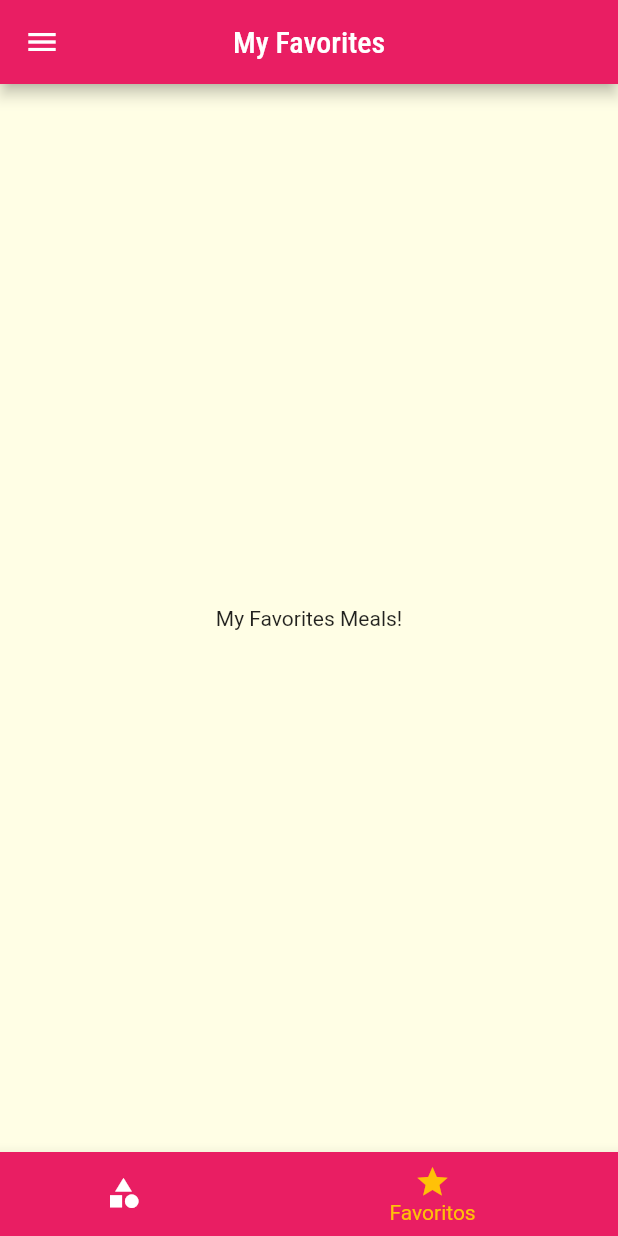
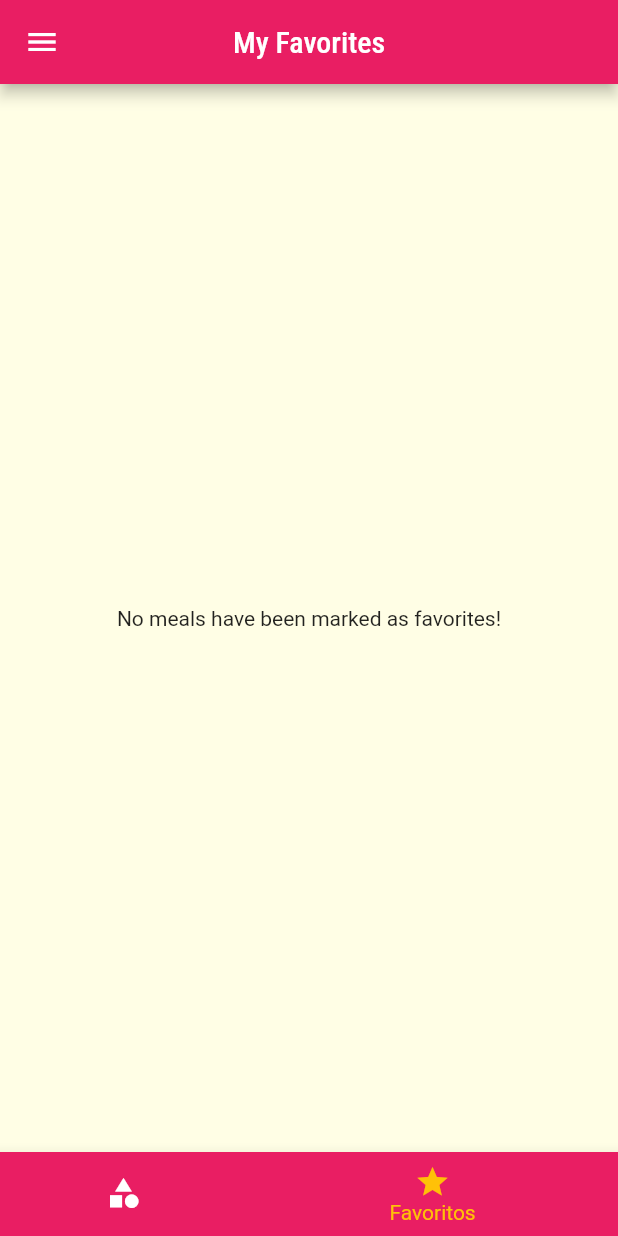
Before and after one commit to henriqueannicchino/MealsFlutter, a Flutter app: the screen it shows after launch, item 2 of the bottom bar chosen, on a phone screen of 412 x 824 dp. Run offline on Flutter 3.47's test engine with Material 2 defaults, Android fonts, the phone set to English and light mode, and no system bars.

Commit message:
created favorite functionality

```diff
--- a/lib/main.dart
+++ b/lib/main.dart
@@ -21,6 +21,7 @@ class _MyAppState extends State<MyApp> {
 
   Settings settings = Settings();
   List<Meal> _availableMeals = dummyMeals;
+  List<Meal> _favoriteMeals = [];
 
   void _filterMeals(Settings settings) {
     setState(() {
@@ -34,6 +35,18 @@ class _MyAppState extends State<MyApp> {
         return !filterGluten && !filterLactose && !filterVegan && !filterVegetarian;
       }).toList();
     });
+  }
+
+  void _toggleFavorite(Meal meal) {
+    setState(() {
+      _favoriteMeals.contains(meal)
+        ? _favoriteMeals.remove(meal)
+        : _favoriteMeals.add(meal);
+    });
+  }
+
+  bool _isFavorite(Meal meal) {
+    return _favoriteMeals.contains(meal);
   }
 
   @override
@@ -53,9 +66,9 @@ class _MyAppState extends State<MyApp> {
         ),
       ),
       routes: {
-        AppRoutes.HOME: (ctx) => TabsScreen(),
+        AppRoutes.HOME: (ctx) => TabsScreen(_favoriteMeals),
         AppRoutes.CATEGORIES_MEALS: (ctx) => CategoriesMealsScreen(_availableMeals),
-        AppRoutes.MEAL_DETAIL: (ctx) => MealDetailScreen(),
+        AppRoutes.MEAL_DETAIL: (ctx) => MealDetailScreen(_toggleFavorite, _isFavorite),
         AppRoutes.SETTINGS: (ctx) => SettingsScreen(settings, _filterMeals)
       },
     );
--- a/lib/screens/favorite_screen.dart
+++ b/lib/screens/favorite_screen.dart
@@ -1,10 +1,27 @@
 import 'package:flutter/material.dart';
+import '../components/meal_item.dart';
+import '../models/meal.dart';
 
 class FavoriteScreen extends StatelessWidget {
+
+  final List<Meal> favoriteMeals;
+
+  const FavoriteScreen(this.favoriteMeals);
+
   @override
   Widget build(BuildContext context) {
-    return Center(
-      child: Text('My Favorites Meals!'),
-    );
+    if(favoriteMeals.isEmpty){
+      return Center(
+        child: Text('No meals have been marked as favorites!'),
+      );
+    }
+    else {
+      return ListView.builder(
+        itemCount: favoriteMeals.length,
+        itemBuilder: (ctx, index) {
+          return MealItem(favoriteMeals[index]);
+        },
+      );
+    }
   }
 }
--- a/lib/screens/tabs_screen.dart
+++ b/lib/screens/tabs_screen.dart
@@ -3,8 +3,14 @@ import 'package:flutter/material.dart';
 import 'categories_screen.dart';
 import 'favorite_screen.dart';
 import '../components/main_drawer.dart';
+import '../models/meal.dart';
 
 class TabsScreen extends StatefulWidget {
+
+  final List<Meal> favoriteMeals;
+
+  const TabsScreen(this.favoriteMeals);
+
   @override
   State<TabsScreen> createState() => _TabsScreenState();
 }
@@ -12,10 +18,22 @@ class TabsScreen extends StatefulWidget {
 class _TabsScreenState extends State<TabsScreen> {
 
   int _selectedScreenIndex = 0;
-  final List<Map<String, Object>> _screens = [
-    {'title': 'Categories List', 'screen': CategoriesScreen()},
-    {'title': 'My Favorites', 'screen': FavoriteScreen()},
-  ];
+  List<Map<String, Object>>? _screens;
+
+  @override
+  void initState() {
+    super.initState();
+    _screens = [
+      {
+        'title': 'Categories List',
+        'screen': CategoriesScreen()
+      },
+      {
+        'title': 'My Favorites',
+        'screen': FavoriteScreen(widget.favoriteMeals),
+      },
+    ];
+  }
 
   _selectScreen(int index) {
     setState(() {
@@ -29,11 +47,11 @@ class _TabsScreenState extends State<TabsScreen> {
       appBar: AppBar(
         centerTitle: true,
         title: Text(
-          _screens[_selectedScreenIndex]['title'] as String
+          _screens![_selectedScreenIndex]['title'] as String
         ),
       ),
       drawer: MainDrawer(),
-      body: _screens[_selectedScreenIndex]['screen'] as Widget,
+      body: _screens![_selectedScreenIndex]['screen'] as Widget,
       bottomNavigationBar: BottomNavigationBar(
         onTap: _selectScreen,
         backgroundColor: Theme.of(context).primaryColor,
```
Also changed, not shown: lib/screens/meal_detail_screen.dart (+7 -2 lines).
